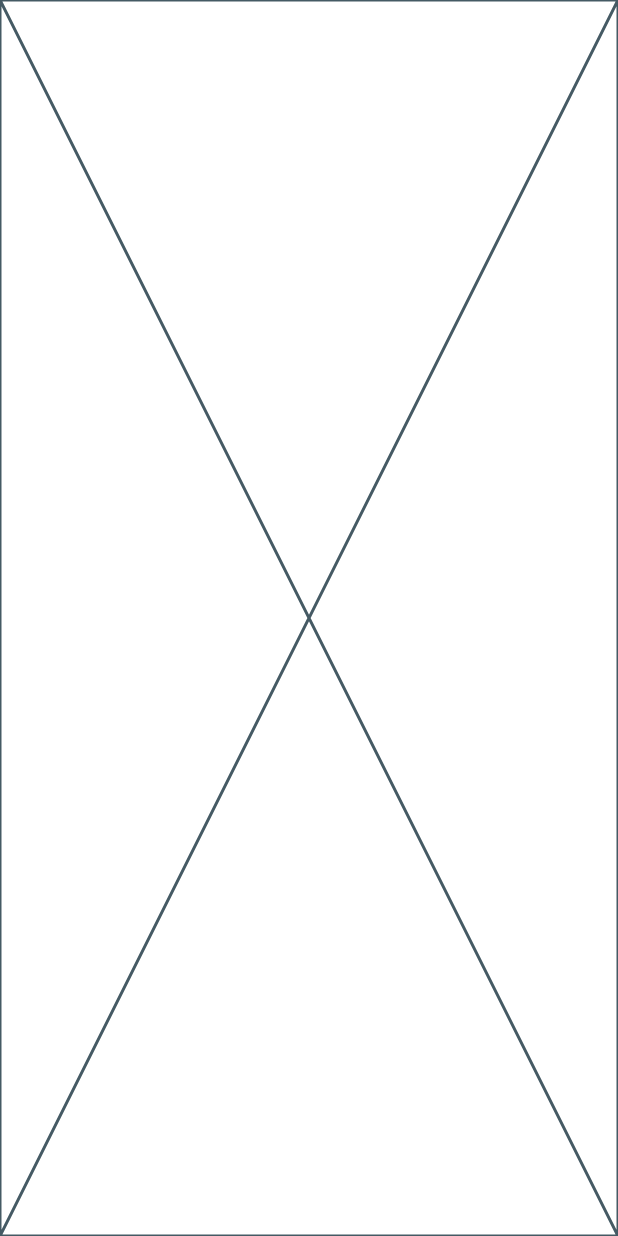
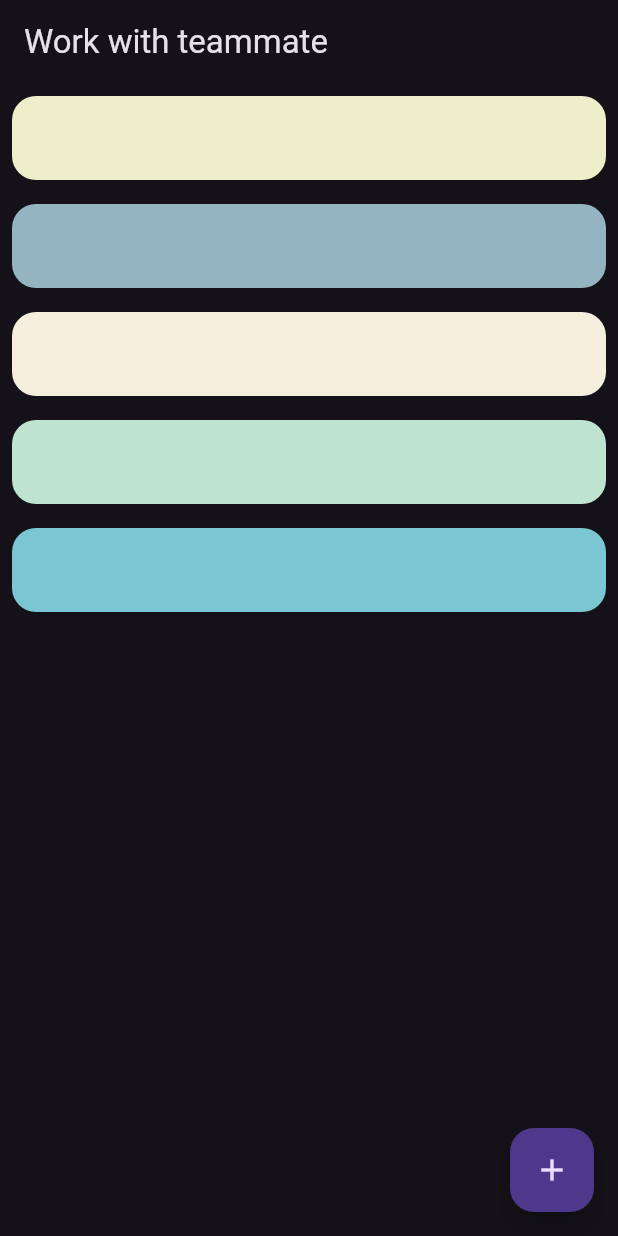
Before and after one commit to SmallLava/note_app_hw, a Flutter app: the screen it shows after launch, on a phone screen of 412 x 824 dp. Run offline on Flutter 3.47's test engine with Material 3 defaults, Android fonts, the phone set to English and light mode, and no system bars.

Commit message:
copy most of code from last week, but words disappear

```diff
--- /dev/null
+++ b/lib/components/note_card.dart
@@ -0,0 +1,47 @@
+import 'package:flutter/material.dart';
+import '../constants.dart';
+// import 'package:intl/intl.dart';
+import '../model/note.dart';
+
+class NoteCard extends StatelessWidget {
+  final Color color;
+  final VoidCallback onPressed;
+  final Note note;
+
+  const NoteCard({
+    super.key,
+    required this.color,
+    required this.onPressed,
+    required this.note,
+  });
+
+  @override
+  Widget build(BuildContext context) {
+    return Padding(
+      padding: const EdgeInsets.all(8.0),
+      child: ClipRRect(
+        borderRadius: BorderRadius.circular(16),
+        child: Material(
+          color: color,
+          child: ListTile(
+            //
+            // title: Text(note.tilte, style: kTitleTextStyle),
+            // subtitle: Text(
+            //   '${note.descripion}\n${DateFormat('yyyy-MM-dd').format(note.dateTime)}',
+            //
+            //   style: kSubTitleTextStyle,
+            // ),
+            // isThreeLine: true,
+            // trailing: IconButton(
+            //   onPressed: onPressed,
+            //   icon: Icon(
+            //     Icons.remove_circle_outline_outlined,
+            //     color: Colors.grey.shade700,
+            //   ),
+            // ),
+          ),
+        ),
+      ),
+    );
+  }
+}
--- /dev/null
+++ b/lib/constants.dart
@@ -0,0 +1,13 @@
+import 'package:flutter/material.dart';
+
+const kTitleTextStyle = TextStyle(fontSize: 19, color: Colors.black);
+
+final kSubTitleTextStyle = TextStyle(fontSize: 17, color: Colors.grey.shade700);
+
+const List<Color> colorPool = [
+  Color(0xFFECEFCA),
+  Color(0xFF94B4C1),
+  Color(0xFFF5EEDD),
+  Color(0xFFBEE4D0),
+  Color(0xFF7AC6D2),
+];
--- a/lib/main.dart
+++ b/lib/main.dart
@@ -1,12 +1,55 @@
 import 'package:flutter/material.dart';
+import 'constants.dart';
+import 'components/note_card.dart';
+import 'model/note.dart';
+import 'service/note_service.dart';
 
-void main() => runApp(MyApp());
+void main() => runApp(MaterialApp(theme: ThemeData.dark(), home: MyApp()));
 
-class MyApp extends StatelessWidget {
-  const MyApp({super.key});
+class MyApp extends StatefulWidget {
+  MyApp({super.key});
 
   @override
+  State<MyApp> createState() => _MyAppState();
+}
+
+class _MyAppState extends State<MyApp> {
+
+  final NoteService _noteService = NoteService();
+
+  final NoteService noteService = NoteService();
+  @override
   Widget build(BuildContext context) {
-    return const Placeholder();
+    return Scaffold(
+      floatingActionButton: FloatingActionButton(
+        onPressed: () {
+          showDialog(
+            context: context,
+            builder:
+                (BuildContext context) => AlertDialog(
+              title: TextField(onChanged: (value) {}),
+              content: TextField(onChanged: (value) {}),
+            ),
+          );
+        },
+        child: Icon(Icons.add),
+      ),
+      appBar: AppBar(title: const Text('Work with teammate')),
+      body: ListView.builder(
+
+        itemCount: _noteService.notes.length,
+        itemBuilder: (context, index) {
+          return NoteCard(
+            note: _noteService.notes[index],
+            color: colorPool[index % colorPool.length],
+            onPressed: () {
+              setState(() {
+                _noteService.deleteNote(index: index);
+              });
+            },
+          );
+        },
+      ),
+    );
   }
 }
--- a/lib/service/note_service.dart
+++ b/lib/service/note_service.dart
@@ -1,4 +1,4 @@
-import 'package:note_app_hw/Model/note.dart';
+import 'package:note_app_hw/model/note.dart';
 
 class NoteService {
   //_ -> 設private
@@ -35,7 +35,7 @@ class NoteService {
   List<Note> get notes => _notes;
 
   void deleteNote({required int index}) {
-    notes.removeAt(index);
+    _notes.removeAt(index);
   }
 
   void addNote({required String title, required String description}) {
```
Also changed, not shown: lib/model/note.dart (renamed from lib/Model/note.dart), 1 other file.
